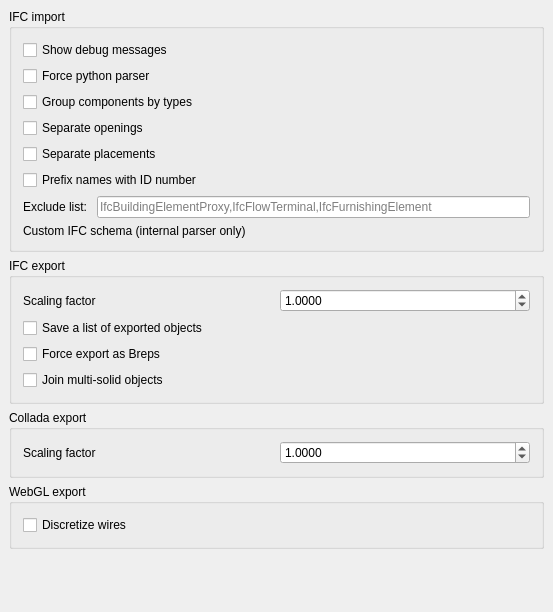
This is src/Mod/Arch/Resources/ui/archprefs-import.ui in berndhahnebach/All_FreeCAD as Qt 5 draws it before an edit. The edited form follows.
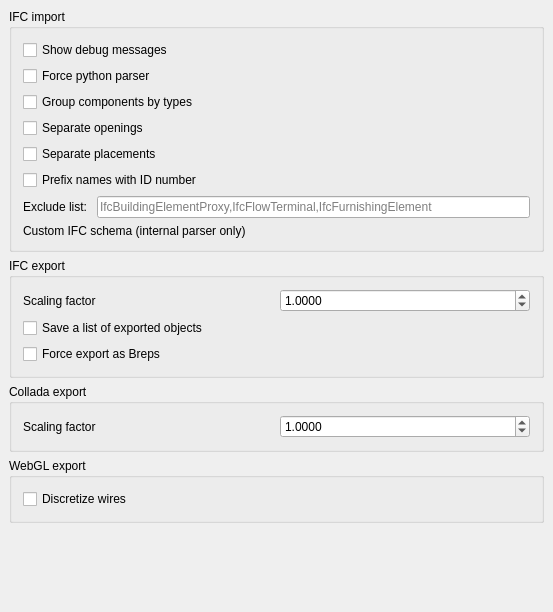
This is the edited form. Custom widgets are drawn as their Qt base class.

The edit to the form file:
```diff
--- a/src/Mod/Arch/Resources/ui/archprefs-import.ui
+++ b/src/Mod/Arch/Resources/ui/archprefs-import.ui
@@ -279,26 +279,6 @@
         </item>
        </layout>
       </item>
-      <item>
-       <layout class="QHBoxLayout" name="horizontalLayout_10">
-        <item>
-         <widget class="Gui::PrefCheckBox" name="checkBox_3">
-          <property name="toolTip">
-           <string>&lt;html&gt;&lt;head/&gt;&lt;body&gt;&lt;p&gt;Objects containing multiple solids are normally exported as multiple representations. Some applications don't like that,though. You can use this option to unite these solids into one.&lt;/p&gt;&lt;/body&gt;&lt;/html&gt;</string>
-          </property>
-          <property name="text">
-           <string>Join multi-solid objects</string>
-          </property>
-          <property name="prefEntry" stdset="0">
-           <cstring>ifcJoinSolids</cstring>
-          </property>
-          <property name="prefPath" stdset="0">
-           <cstring>Mod/Arch</cstring>
-          </property>
-         </widget>
-        </item>
-       </layout>
-      </item>
      </layout>
     </widget>
    </item>
```
